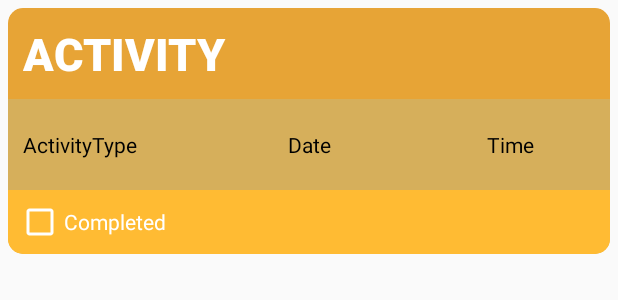
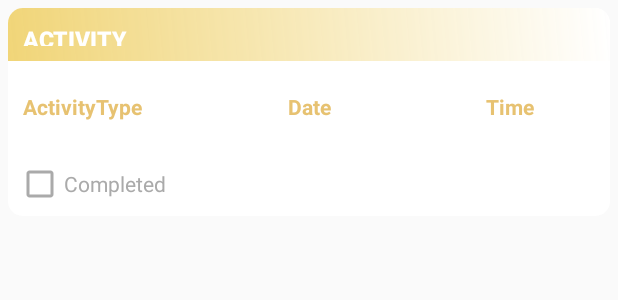
Before and after one commit to EdisaM/Projekti_Schedules, an Android app: the layout addactivity_view_row.xml on its own in the app's theme, with its tools: preview values and no code run, on a phone screen of 412 x 824 dp. Shown: the top 300 px of the screen. Run offline under Robolectric (Android 15) with nearby library versions, the phone set to English and light mode, and no system bars.

Commit message:
Merge branch 'master' of https://github.com/EdisaM/Projekti_Schedules
# Conflicts:
#	app/src/main/java/com/example/twin/projekti_schedules/AddActivity.java
#	app/src/main/java/com/example/twin/projekti_schedules/FaqjaKryesore.java
#	app/src/main/java/com/example/twin/projekti_schedules/ViewActivity.java
#	app/src/main/res/layout/addactivity_view.xml
#	app/src/main/res/values/strings.xml

```diff
--- a/app/src/main/java/com/example/twin/projekti_schedules/AddActivity.java
+++ b/app/src/main/java/com/example/twin/projekti_schedules/AddActivity.java
@@ -208,13 +208,12 @@ public class AddActivity extends AppCompatActivity implements View.OnClickListen
 
 
             sqliteHelper.addActivities(addActivityvalues);
-
             // Snack Bar to show success message that record saved successfully
             Intent intent_view = new Intent(this, ViewActivity.class);
             Toast.makeText(this, "Activity added successfully!", Toast.LENGTH_SHORT)
                     .show();
 
-            startActivity(intent_view);
+           startActivity(intent_view);
 
 
         }
--- a/app/src/main/java/com/example/twin/projekti_schedules/LoginActivity.java
+++ b/app/src/main/java/com/example/twin/projekti_schedules/LoginActivity.java
@@ -92,7 +92,7 @@ public class LoginActivity extends AppCompatActivity {
                         Snackbar.make(buttonLogin, "Successfully Logged in!", Snackbar.LENGTH_LONG).show();
                         //SharedPreferences.Editor editor = sharedpreferences.edit();
 
-                       Intent intent=new Intent(LoginActivity.this,FaqjaKryesore.class);
+                       Intent intent=new Intent(LoginActivity.this,MenuActivity.class);
                         startActivity(intent);
                         emptyInputEditText();
                         finish();
@@ -101,11 +101,11 @@ public class LoginActivity extends AppCompatActivity {
                     } else {
 
                         //User Logged in Failed
-                        Snackbar.make(buttonLogin, "Failed to log in , please try again", Snackbar.LENGTH_LONG).show();
+                        Snackbar.make(buttonLogin, "Failed to log in , please try again.", Snackbar.LENGTH_LONG).show();
 
                     }
 
-
+                    finish();
                 }
             }
         });
--- a/app/src/main/java/com/example/twin/projekti_schedules/MenuActivity.java
+++ b/app/src/main/java/com/example/twin/projekti_schedules/MenuActivity.java
@@ -33,6 +33,7 @@ public class MenuActivity extends FaqjaKryesore {
 
         title = (TextView) findViewById(R.id.title_top);
         menuButton = (ImageView) findViewById(R.id.menu_icon);
+        menuButton.setImageResource(R.drawable.menuico);
         title.setText("BeProductive");
         menuButton.setOnClickListener(new View.OnClickListener() {
             @Override
@@ -58,14 +59,14 @@ public class MenuActivity extends FaqjaKryesore {
         fragmentTransaction.setCustomAnimations(R.anim.slide_down, R.anim.slide_up);
         fragmentTransaction.remove(menuFragment);
         fragmentTransaction.commit();
-        menuButton.setImageResource(R.drawable.menu);
+        menuButton.setImageResource(R.drawable.menuico);
         isFragmentLoaded = false;
 
     }
     public void loadFragment(){
         FragmentManager fm = getSupportFragmentManager();
         menuFragment = fm.findFragmentById(R.id.container);
-        menuButton.setImageResource(R.drawable.menu);
+        menuButton.setImageResource(R.drawable.menuico);
 
         if(menuFragment == null){
             menuFragment = new MenuFragment();
--- a/app/src/main/java/com/example/twin/projekti_schedules/PreferenceUtils.java
+++ b/app/src/main/java/com/example/twin/projekti_schedules/PreferenceUtils.java
@@ -5,9 +5,7 @@ import android.content.SharedPreferences;
 import android.preference.PreferenceManager;
 
 
-/**
- * Created by delaroy on 3/26/18.
- */
+
 
 public class PreferenceUtils {
 
--- a/app/src/main/res/drawable/gradient_bg.xml
+++ b/app/src/main/res/drawable/gradient_bg.xml
@@ -3,7 +3,7 @@
     android:shape="rectangle">
     <!--  Gradient Bg for listrow -->
     <gradient
-        android:startColor="#daf2df52"
+        android:startColor="#ceedcb58"
         android:endColor="#ffffff"
         android:angle="45" />
 </shape>
--- a/app/src/main/res/drawable/gradientbackground.xml
+++ b/app/src/main/res/drawable/gradientbackground.xml
@@ -1,7 +1,7 @@
 <?xml version="1.0" encoding="utf-8"?>
 <shape xmlns:android="http://schemas.android.com/apk/res/android">
 <gradient android:angle="45"
-    android:startColor="#f1b32f"
+    android:startColor="@color/colorPrimary"
     android:endColor="#ffffff"
     />
 </shape>
--- a/app/src/main/res/layout/activity_motivation.xml
+++ b/app/src/main/res/layout/activity_motivation.xml
@@ -23,7 +23,7 @@
         android:layout_marginTop="1dip"
         android:cacheColorHint="#000000"
         android:dividerHeight="10dip"
-        android:background="@drawable/gradient_bg"
+        android:background="@android:color/white"
         android:listSelector="@drawable/list_selector"
         android:paddingLeft="5dip"
         android:paddingRight="5dip">
--- a/app/src/main/res/layout/addactivity_view_row.xml
+++ b/app/src/main/res/layout/addactivity_view_row.xml
@@ -7,7 +7,7 @@
     android:layout_marginLeft="5dp"
     android:layout_marginRight="5dp"
     android:layout_marginTop="5dp"
-    card_view:cardBackgroundColor="@color/colorPrimary"
+    card_view:cardBackgroundColor="@color/cardview_light_background"
     card_view:cardCornerRadius="10dp">
 
 
@@ -20,8 +20,8 @@
 
         <LinearLayout
             android:layout_width="match_parent"
-            android:layout_height="wrap_content"
-            android:background="@color/colorAccent"
+            android:layout_height="35dp"
+            android:background="@drawable/gradient_bg"
             android:fadingEdge="horizontal|vertical"
             android:orientation="horizontal"
             android:outlineProvider="paddedBounds"
@@ -30,14 +30,14 @@
             <android.support.v7.widget.AppCompatTextView
                 android:id="@+id/textViewActivity"
                 android:layout_width="wrap_content"
-                android:layout_height="wrap_content"
+                android:layout_height="30dp"
                 android:layout_marginTop="10dp"
                 android:layout_weight="1"
                 android:paddingLeft="10dp"
                 android:text="Activity"
                 android:textAppearance="@style/TextAppearance.AppCompat.Button"
                 android:textColor="@color/colorText"
-                android:textSize="30sp"
+                android:textSize="15dp"
                 android:textStyle="bold" />
 
         </LinearLayout>
@@ -47,6 +47,7 @@
             android:layout_height="wrap_content"
             android:layout_marginTop="5dp"
             android:orientation="horizontal"
+            android:background="@android:color/white"
             android:paddingBottom="15dp"
             android:paddingTop="15dp">
 
@@ -57,7 +58,8 @@
                 android:layout_weight="1"
                 android:paddingLeft="10dp"
                 android:text="ActivityType"
-                android:textColor="#000" />
+                android:textColor="@color/colorPrimary"
+                android:textStyle="bold"/>
 
             <android.support.v7.widget.AppCompatTextView
                 android:id="@+id/textViewDate"
@@ -66,7 +68,8 @@
                 android:layout_weight="1"
                 android:text="Date"
                 android:textAlignment="center"
-                android:textColor="#000" />
+                android:textColor="@color/colorPrimary"
+                android:textStyle="bold"/>
 
             <android.support.v7.widget.AppCompatTextView
                 android:id="@+id/textViewTime"
@@ -75,7 +78,8 @@
                 android:layout_weight="1"
                 android:text="Time"
                 android:textAlignment="center"
-                android:textColor="#000" />
+                android:textStyle="bold"
+                android:textColor="@color/colorPrimary" />
 
         </LinearLayout>
 
@@ -83,7 +87,7 @@
             android:layout_width="match_parent"
             android:layout_height="wrap_content"
             android:layout_marginTop="5dp"
-            android:background="@android:color/holo_orange_light"
+            android:background="@android:color/white"
             android:orientation="horizontal">
 
 
@@ -96,8 +100,9 @@
                 android:layout_marginTop="5dp"
                 android:layout_weight="1"
                 android:text="Completed"
+                android:buttonTint="@android:color/darker_gray"
                 android:textAlignment="textStart"
-                android:textColor="@color/colorText" />
+                android:textColor="@android:color/darker_gray" />
 
         </LinearLayout>
 
--- a/app/src/main/res/layout/custom_toolbar.xml
+++ b/app/src/main/res/layout/custom_toolbar.xml
@@ -31,7 +31,7 @@
                 android:layout_alignParentTop="true"
 
                 android:padding="13dp"
-                android:src="@drawable/menu" />
+                app:srcCompat="@drawable/border" />
             <TextView
                 android:id="@+id/title_top"
                 android:layout_width="wrap_content"
--- a/app/src/main/res/layout/motivational_items.xml
+++ b/app/src/main/res/layout/motivational_items.xml
@@ -16,7 +16,7 @@
         android:layout_marginTop="25dp"
         android:paddingRight="50dp"
         android:text="MultiAutoCompleteTextView"
-         android:textColor="#848378"
+         android:textColor="@color/colorPrimary"
         android:textSize="20sp"
         android:textStyle="bold" />
 
--- a/app/src/main/res/values/colors.xml
+++ b/app/src/main/res/values/colors.xml
@@ -1,10 +1,10 @@
 <?xml version="1.0" encoding="utf-8"?>
 <resources>
-<color name="colorPrimary">#d6af5b</color>
-<color name="colorPrimaryDark">#2aa45b</color>
+<color name="colorPrimary">#e7c271</color>
+<color name="colorPrimaryDark">#58b17c</color>
 <color name="colorAccent">#74fa960a</color>
     <color name="colorText">#ffffff</color>
-    <color name="colorToggle">#75b8bf</color>
+    <color name="colorToggle">#75bf91</color>
 <color name="lightGrey">#f0f0f0</color>
     <color name="color1">#ece994</color>
     <color name="color2">#a8a9a7</color>
```
Also changed, not shown: app/src/main/AndroidManifest.xml (+9 -2 lines), app/src/main/java/com/example/twin/projekti_schedules/NotificationScheduler.java (+5 -7 lines), app/src/main/res/layout/activity_view.xml (+19 -6 lines), app/src/main/res/drawable/menuico.png (added).
